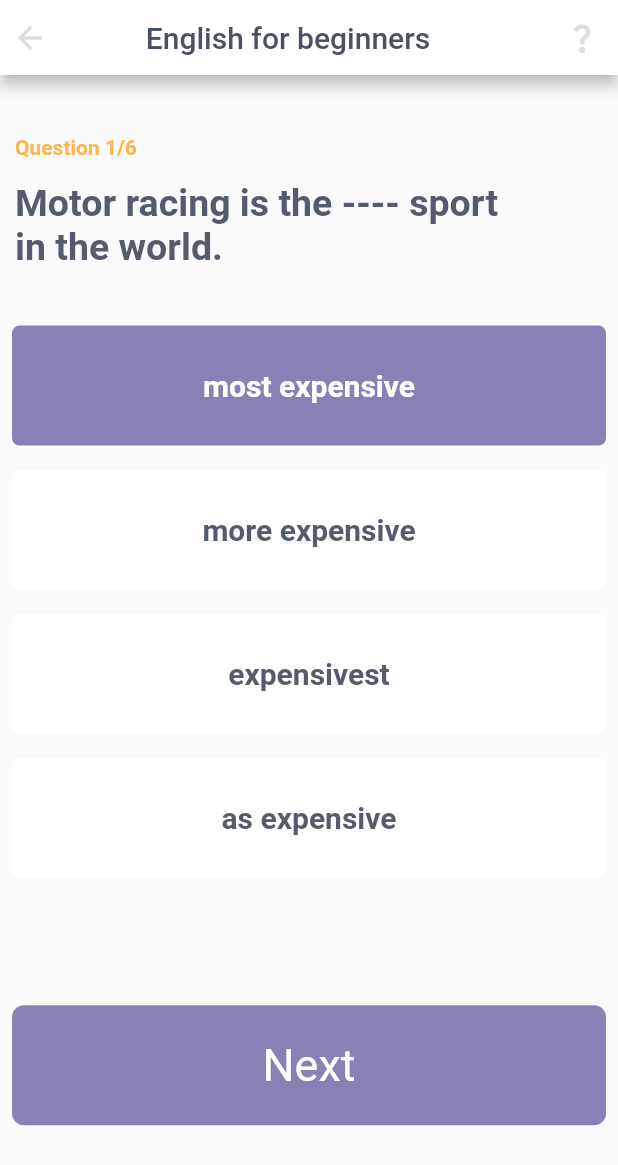
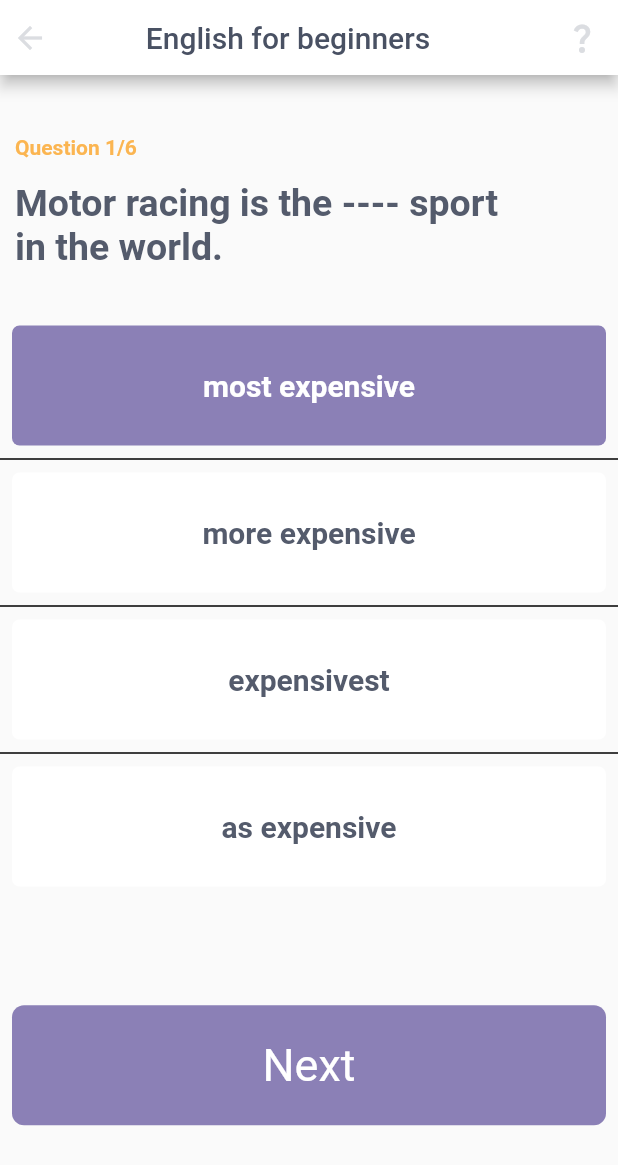
Before and after one commit to Ehab-Nasser-Saber/first_req_assignment, a Flutter app: the screen it shows after launch, on a phone screen of 412 x 824 dp. Shown: the top 1165 px of the screen. Run offline on Flutter 3.47's test engine with Material 2 defaults, Android fonts, the phone set to English and light mode, and no system bars; Roboto replaces fonts that are missing (Sans Serif).

Commit message:
Listview.seperated assignment 2 phase 2

```diff
--- a/lib/view/home_page.dart
+++ b/lib/view/home_page.dart
@@ -122,7 +122,7 @@ class _MyHomePageState extends State<MyHomePage> {
           SizedBox(
             height:
                 screenHeight < 600 ? screenHeight * 0.4 : screenHeight * 0.55,
-            child: ListView.builder(
+            child: ListView.separated(
               itemBuilder: (ctx, index) {
                 var answersIndex =
                     _questions[_questionIndex]['answers'] as List;
@@ -143,9 +143,16 @@ class _MyHomePageState extends State<MyHomePage> {
                     answersIndex[index]['selected']
                         ? Colors.white
                         : const Color(0xff545B6C));
-                  ;
               },
-                itemCount: 4),
+              itemCount: 4,
+              separatorBuilder: (BuildContext context, int index) {
+                return Divider(
+                  color: Colors.black,
+                  height: 2,
+                  thickness: 1,
+                );
+              },
+            ),
           ),
           /* This is the map that got replaced by listview.
 
```
Lines whose indentation alone changed are shown as unchanged.
